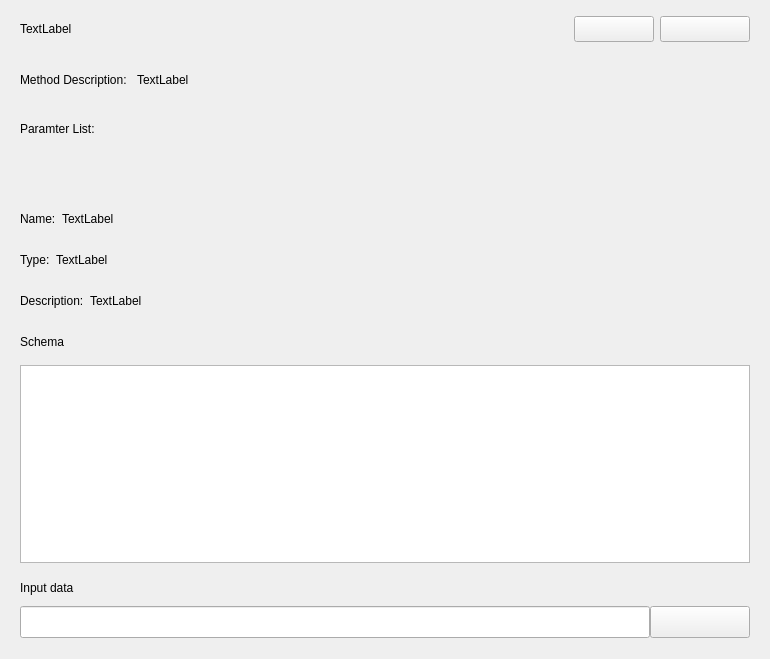
First picture: the form in OgmUI/ogmrefactortaskconfigui.ui, repository SunsetFrost/ogms_desktop, before the edit.
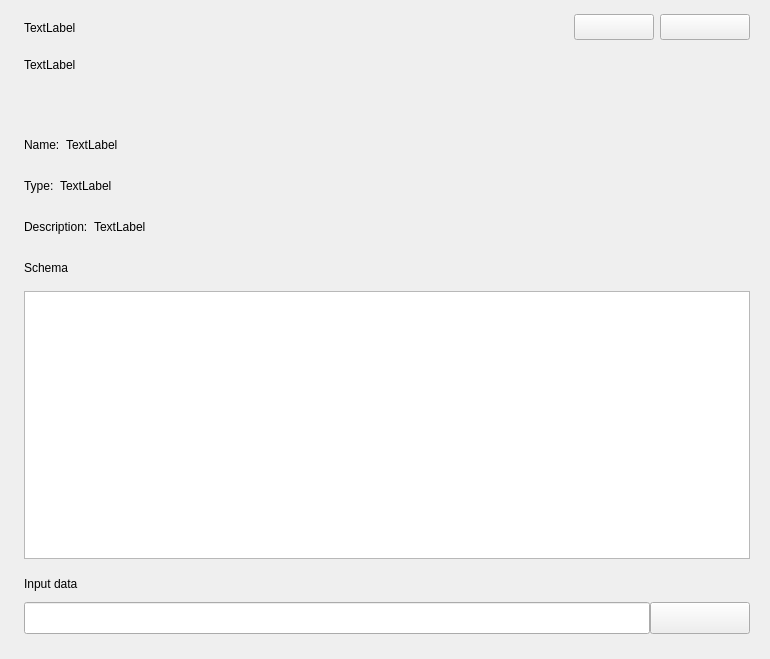
Second picture: the form after the edit.

Commit message: 1. add server page 2. add tool page 3. data refactor basic function complete

Diff of the .ui file:
```diff
--- a/OgmUI/ogmrefactortaskconfigui.ui
+++ b/OgmUI/ogmrefactortaskconfigui.ui
@@ -24,7 +24,7 @@
     <number>20</number>
    </property>
    <property name="bottomMargin">
-    <number>20</number>
+    <number>24</number>
    </property>
    <item>
     <widget class="QWidget" name="widgetRefactorTitle" native="true">
@@ -37,18 +37,18 @@
      <property name="minimumSize">
       <size>
        <width>0</width>
-       <height>38</height>
+       <height>35</height>
       </size>
      </property>
      <property name="maximumSize">
       <size>
        <width>16777215</width>
-       <height>38</height>
+       <height>35</height>
       </size>
      </property>
      <layout class="QHBoxLayout" name="horizontalLayout">
       <property name="leftMargin">
-       <number>0</number>
+       <number>4</number>
       </property>
       <property name="topMargin">
        <number>0</number>
@@ -130,22 +130,31 @@
     </widget>
    </item>
    <item>
-    <widget class="QWidget" name="widget_2" native="true">
+    <widget class="QWidget" name="widget" native="true">
+     <property name="sizePolicy">
+      <sizepolicy hsizetype="Preferred" vsizetype="Fixed">
+       <horstretch>0</horstretch>
+       <verstretch>0</verstretch>
+      </sizepolicy>
+     </property>
      <property name="minimumSize">
       <size>
        <width>0</width>
-       <height>100</height>
+       <height>27</height>
       </size>
      </property>
      <property name="maximumSize">
       <size>
        <width>16777215</width>
-       <height>100</height>
+       <height>27</height>
       </size>
      </property>
-     <layout class="QVBoxLayout" name="verticalLayout_2">
+     <layout class="QHBoxLayout" name="horizontalLayout_2">
+      <property name="spacing">
+       <number>10</number>
+      </property>
       <property name="leftMargin">
-       <number>0</number>
+       <number>4</number>
       </property>
       <property name="topMargin">
        <number>0</number>
@@ -157,135 +166,27 @@
        <number>0</number>
       </property>
       <item>
-       <widget class="QWidget" name="widget" native="true">
-        <property name="sizePolicy">
-         <sizepolicy hsizetype="Preferred" vsizetype="Fixed">
-          <horstretch>0</horstretch>
-          <verstretch>0</verstretch>
-         </sizepolicy>
+       <widget class="QLabel" name="lblRefactorDesc">
+        <property name="statusTip">
+         <string>lbl-light</string>
         </property>
-        <property name="minimumSize">
-         <size>
-          <width>0</width>
-          <height>35</height>
-         </size>
+        <property name="text">
+         <string>TextLabel</string>
         </property>
-        <property name="maximumSize">
-         <size>
-          <width>16777215</width>
-          <height>35</height>
-         </size>
-        </property>
-        <layout class="QHBoxLayout" name="horizontalLayout_2">
-         <property name="spacing">
-          <number>10</number>
-         </property>
-         <property name="leftMargin">
-          <number>0</number>
-         </property>
-         <property name="topMargin">
-          <number>0</number>
-         </property>
-         <property name="rightMargin">
-          <number>0</number>
-         </property>
-         <property name="bottomMargin">
-          <number>0</number>
-         </property>
-         <item>
-          <widget class="QLabel" name="label">
-           <property name="statusTip">
-            <string>lbl-f16-normal</string>
-           </property>
-           <property name="text">
-            <string>Method Description:</string>
-           </property>
-          </widget>
-         </item>
-         <item>
-          <widget class="QLabel" name="lblRefactorDesc">
-           <property name="statusTip">
-            <string>lbl-f16-normal</string>
-           </property>
-           <property name="text">
-            <string>TextLabel</string>
-           </property>
-          </widget>
-         </item>
-         <item>
-          <spacer name="horizontalSpacer_2">
-           <property name="orientation">
-            <enum>Qt::Horizontal</enum>
-           </property>
-           <property name="sizeHint" stdset="0">
-            <size>
-             <width>539</width>
-             <height>20</height>
-            </size>
-           </property>
-          </spacer>
-         </item>
-        </layout>
        </widget>
       </item>
       <item>
-       <widget class="QWidget" name="widget_5" native="true">
-        <property name="sizePolicy">
-         <sizepolicy hsizetype="Preferred" vsizetype="Fixed">
-          <horstretch>0</horstretch>
-          <verstretch>0</verstretch>
-         </sizepolicy>
+       <spacer name="horizontalSpacer_2">
+        <property name="orientation">
+         <enum>Qt::Horizontal</enum>
         </property>
-        <property name="minimumSize">
+        <property name="sizeHint" stdset="0">
          <size>
-          <width>0</width>
-          <height>35</height>
+          <width>539</width>
+          <height>20</height>
          </size>
         </property>
-        <property name="maximumSize">
-         <size>
-          <width>16777215</width>
-          <height>35</height>
-         </size>
-        </property>
-        <layout class="QHBoxLayout" name="horizontalLayout_3">
-         <property name="leftMargin">
-          <number>0</number>
-         </property>
-         <property name="topMargin">
-          <number>0</number>
-         </property>
-         <property name="rightMargin">
-          <number>0</number>
-         </property>
-         <property name="bottomMargin">
-          <number>0</number>
-         </property>
-         <item>
-          <widget class="QLabel" name="label_2">
-           <property name="statusTip">
-            <string>lbl-f16-normal</string>
-           </property>
-           <property name="text">
-            <string>Paramter List:</string>
-           </property>
-          </widget>
-         </item>
-         <item>
-          <spacer name="horizontalSpacer_3">
-           <property name="orientation">
-            <enum>Qt::Horizontal</enum>
-           </property>
-           <property name="sizeHint" stdset="0">
-            <size>
-             <width>637</width>
-             <height>20</height>
-            </size>
-           </property>
-          </spacer>
-         </item>
-        </layout>
-       </widget>
+       </spacer>
       </item>
      </layout>
     </widget>
@@ -297,7 +198,7 @@
        <number>0</number>
       </property>
       <property name="topMargin">
-       <number>0</number>
+       <number>2</number>
       </property>
       <property name="rightMargin">
        <number>0</number>
@@ -338,6 +239,43 @@
          <property name="bottomMargin">
           <number>0</number>
          </property>
+         <item>
+          <widget class="QWidget" name="widgetBtnParamsGroup" native="true">
+           <property name="minimumSize">
+            <size>
+             <width>30</width>
+             <height>0</height>
+            </size>
+           </property>
+           <layout class="QHBoxLayout" name="horizontalLayout_12">
+            <property name="leftMargin">
+             <number>0</number>
+            </property>
+            <property name="topMargin">
+             <number>0</number>
+            </property>
+            <property name="rightMargin">
+             <number>0</number>
+            </property>
+            <property name="bottomMargin">
+             <number>0</number>
+            </property>
+           </layout>
+          </widget>
+         </item>
+         <item>
+          <spacer name="horizontalSpacer_9">
+           <property name="orientation">
+            <enum>Qt::Horizontal</enum>
+           </property>
+           <property name="sizeHint" stdset="0">
+            <size>
+             <width>40</width>
+             <height>20</height>
+            </size>
+           </property>
+          </spacer>
+         </item>
         </layout>
        </widget>
       </item>
@@ -363,7 +301,7 @@
         </property>
         <layout class="QHBoxLayout" name="horizontalLayout_5">
          <property name="leftMargin">
-          <number>0</number>
+          <number>4</number>
          </property>
          <property name="topMargin">
           <number>0</number>
@@ -426,7 +364,7 @@
         </property>
         <layout class="QHBoxLayout" name="horizontalLayout_6">
          <property name="leftMargin">
-          <number>0</number>
+          <number>4</number>
          </property>
          <property name="topMargin">
           <number>0</number>
@@ -489,7 +427,7 @@
         </property>
         <layout class="QHBoxLayout" name="horizontalLayout_7">
          <property name="leftMargin">
-          <number>0</number>
+          <number>4</number>
          </property>
          <property name="topMargin">
           <number>0</number>
@@ -552,7 +490,7 @@
         </property>
         <layout class="QHBoxLayout" name="horizontalLayout_10">
          <property name="leftMargin">
-          <number>0</number>
+          <number>4</number>
          </property>
          <property name="topMargin">
           <number>0</number>
@@ -596,7 +534,7 @@
           <number>0</number>
          </property>
          <property name="leftMargin">
-          <number>0</number>
+          <number>4</number>
          </property>
          <property name="topMargin">
           <number>0</number>
@@ -608,7 +546,11 @@
           <number>0</number>
          </property>
          <item>
-          <widget class="QTextEdit" name="textEdit"/>
+          <widget class="QTextEdit" name="textEdit">
+           <property name="readOnly">
+            <bool>true</bool>
+           </property>
+          </widget>
          </item>
         </layout>
        </widget>
@@ -648,7 +590,7 @@
        <number>0</number>
       </property>
       <property name="leftMargin">
-       <number>0</number>
+       <number>4</number>
       </property>
       <property name="topMargin">
        <number>0</number>
@@ -753,6 +695,9 @@
            <property name="statusTip">
             <string>txt-ConfigDataTask</string>
            </property>
+           <property name="readOnly">
+            <bool>true</bool>
+           </property>
           </widget>
          </item>
          <item>
```
Left out of the diff: 25 changed lines with no effect on the pictures. The commit also changes 39 other files.
